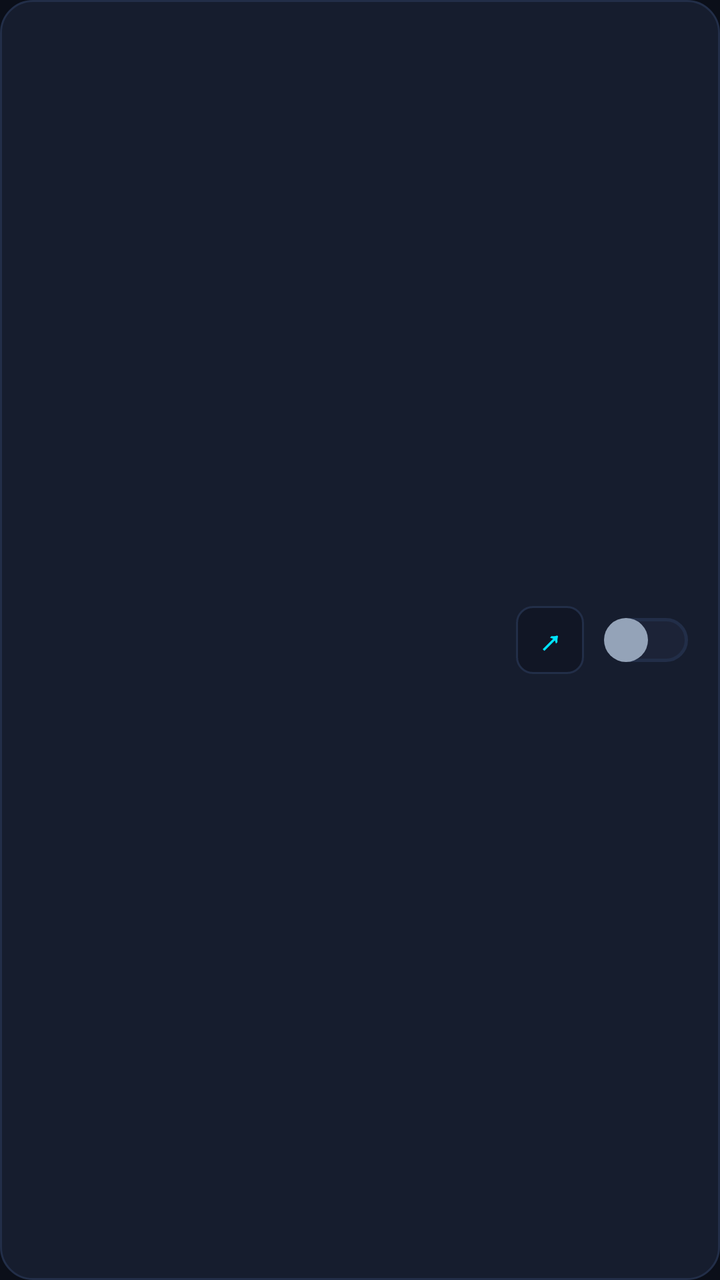
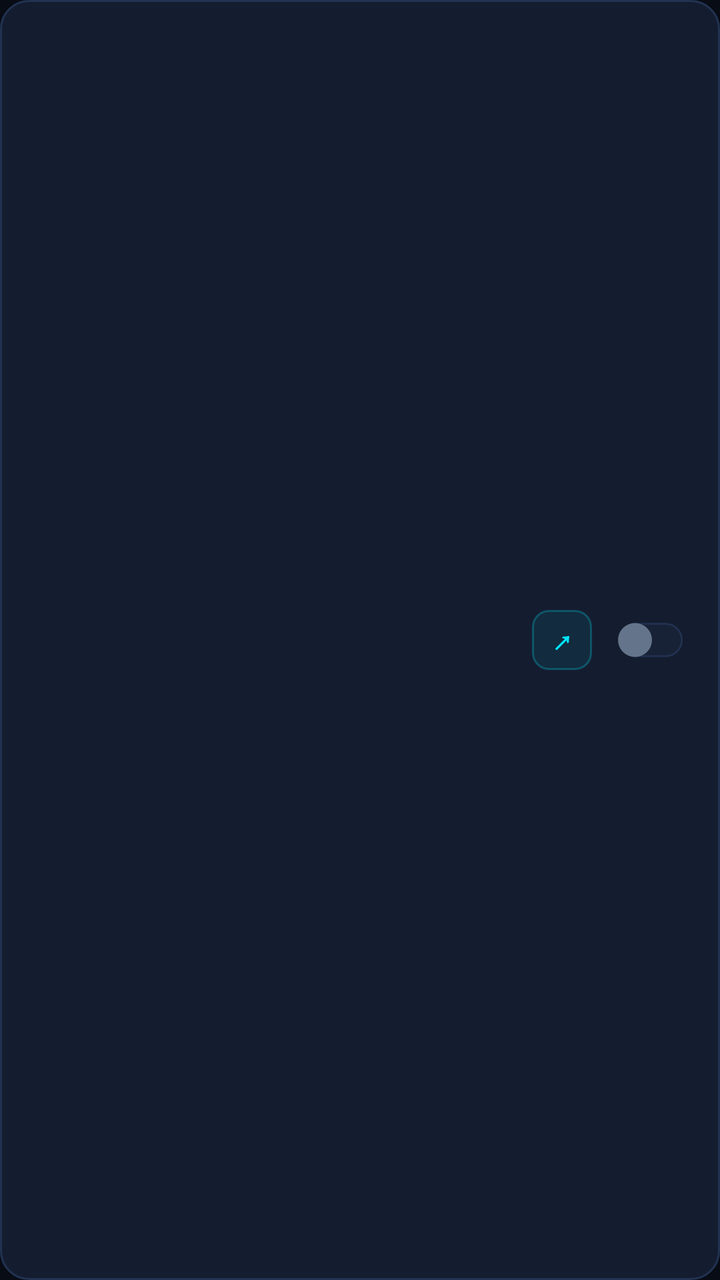

Compare the two renders of this Android layout. The source of the first and the diff that turns it into the second are given below.
<!-- AndroidManifest.xml: application theme Theme.PinMaster -->
<!-- res/layout/item_app.xml -->
<?xml version="1.0" encoding="utf-8"?>
<LinearLayout xmlns:android="http://schemas.android.com/apk/res/android"
    android:layout_width="match_parent"
    android:layout_height="wrap_content"
    android:orientation="horizontal"
    android:background="@drawable/card_bg"
    android:layout_marginBottom="10dp"
    android:padding="12dp"
    android:gravity="center_vertical">

    <ImageView
        android:id="@+id/app_icon"
        android:layout_width="48dp"
        android:layout_height="48dp"
        android:scaleType="fitCenter"
        android:layout_marginEnd="12dp" />

    <LinearLayout
        android:layout_width="0dp"
        android:layout_height="wrap_content"
        android:layout_weight="1"
        android:orientation="vertical"
        android:layout_marginEnd="10dp">

        <TextView
            android:id="@+id/app_name"
            android:layout_width="match_parent"
            android:layout_height="wrap_content"
            android:textColor="@color/text_primary"
            android:textSize="15sp"
            android:textStyle="bold"
            android:singleLine="true"
            android:maxLines="1"
            android:ellipsize="end" />

        <LinearLayout
            android:layout_width="match_parent"
            android:layout_height="wrap_content"
            android:orientation="horizontal"
            android:gravity="center_vertical"
            android:layout_marginTop="3dp">

            <TextView
                android:id="@+id/app_package"
                android:layout_width="0dp"
                android:layout_height="wrap_content"
                android:layout_weight="1"
                android:textColor="@color/text_muted"
                android:textSize="11sp"
                android:singleLine="true"
                android:maxLines="1"
                android:ellipsize="end" />

            <TextView
                android:id="@+id/tv_lock_mode"
                android:layout_width="wrap_content"
                android:layout_height="wrap_content"
                android:background="@drawable/badge_mode"
                android:textColor="@color/accent_cyan"
                android:textSize="10sp"
                android:text="Sabit Kilit"
                android:visibility="gone"
                android:layout_marginStart="6dp" />

        </LinearLayout>

    </LinearLayout>

    <LinearLayout
        android:layout_width="wrap_content"
        android:layout_height="wrap_content"
        android:orientation="horizontal"
        android:gravity="center_vertical">

        
        <Button
            android:id="@+id/btn_launch_app"
            android:layout_width="34dp"
            android:layout_height="34dp"
            android:background="@drawable/btn_launch"
            android:text="↗"
            android:textSize="16sp"
            android:textStyle="bold"
            android:textColor="@color/accent_cyan"
            android:gravity="center"
            android:includeFontPadding="false"
            android:padding="0dp"
            android:layout_marginEnd="8dp"
            android:stateListAnimator="@null" />

        
        <Switch
            android:id="@+id/app_switch"
            android:layout_width="wrap_content"
            android:layout_height="wrap_content"
            android:track="@drawable/switch_track"
            android:thumb="@drawable/switch_thumb"
            android:splitTrack="false"
            android:showText="false"
            android:focusable="false"
            android:clickable="true" />

    </LinearLayout>

</LinearLayout>
<!-- resources referenced by this layout -->
<resources>
  <color name="accent_cyan">#00E5FF</color>
  <color name="text_muted">#64748B</color>
  <color name="text_primary">#F8FAFC</color>
  <!-- drawable badge_mode (drawable) -->
  <?xml version="1.0" encoding="utf-8"?>
  <shape xmlns:android="http://schemas.android.com/apk/res/android"
      android:shape="rectangle">
      <solid android:color="#162035" />
      <stroke android:width="1dp" android:color="#223354" />
      <corners android:radius="6dp" />
      <padding
          android:left="8dp"
          android:right="8dp"
          android:top="3dp"
          android:bottom="3dp" />
  </shape>
  <!-- drawable btn_launch (drawable) -->
  <?xml version="1.0" encoding="utf-8"?>
  <selector xmlns:android="http://schemas.android.com/apk/res/android">
      <item android:state_pressed="true">
          <shape android:shape="rectangle">
              <solid android:color="#222E48" />
              <stroke android:width="1dp" android:color="@color/accent_cyan" />
              <corners android:radius="8dp" />
          </shape>
      </item>
      <item>
          <shape android:shape="rectangle">
              <solid android:color="@color/bg_surface" />
              <stroke android:width="1dp" android:color="@color/card_stroke" />
              <corners android:radius="8dp" />
          </shape>
      </item>
  </selector>
  <!-- drawable card_bg (drawable) -->
  <?xml version="1.0" encoding="utf-8"?>
  <shape xmlns:android="http://schemas.android.com/apk/res/android"
      android:shape="rectangle">
      <solid android:color="@color/bg_card" />
      <corners android:radius="16dp" />
      <stroke android:width="1dp" android:color="@color/card_stroke" />
  </shape>
  <!-- drawable switch_thumb (drawable) -->
  <?xml version="1.0" encoding="utf-8"?>
  <selector xmlns:android="http://schemas.android.com/apk/res/android">
      <item android:state_checked="true">
          <inset android:insetLeft="2dp" android:insetRight="2dp" android:insetTop="2dp" android:insetBottom="2dp">
              <shape android:shape="oval">
                  <size android:width="22dp" android:height="22dp" />
                  <solid android:color="@color/switch_thumb_on" />
              </shape>
          </inset>
      </item>
      <item>
          <inset android:insetLeft="2dp" android:insetRight="2dp" android:insetTop="2dp" android:insetBottom="2dp">
              <shape android:shape="oval">
                  <size android:width="22dp" android:height="22dp" />
                  <solid android:color="@color/switch_thumb_off" />
              </shape>
          </inset>
      </item>
  </selector>
  <!-- drawable switch_track (drawable) -->
  <?xml version="1.0" encoding="utf-8"?>
  <selector xmlns:android="http://schemas.android.com/apk/res/android">
      
      <item android:state_checked="true">
          <shape android:shape="rectangle">
              <size android:width="48dp" android:height="26dp" />
              <corners android:radius="13dp" />
              <solid android:color="@color/switch_track_on" />
          </shape>
      </item>
      
      <item>
          <shape android:shape="rectangle">
              <size android:width="48dp" android:height="26dp" />
              <corners android:radius="13dp" />
              <solid android:color="@color/switch_track_off" />
              <stroke android:width="1.5dp" android:color="@color/card_stroke" />
          </shape>
      </item>
  </selector>
  <color name="bg_surface">#111625</color>
  <color name="card_stroke">#222E48</color>
  <color name="bg_card">#161D2E</color>
  <color name="switch_thumb_on">#FFFFFF</color>
  <color name="switch_thumb_off">#94A3B8</color>
  <color name="switch_track_on">#00D2FF</color>
  <color name="switch_track_off">#1C2337</color>
  <color name="bg_dark">#0B0F19</color>
  <style name="ModernSwitch" parent="android:Widget.CompoundButton">
          <item name="android:track">@drawable/switch_track</item>
          <item name="android:thumb">@drawable/switch_thumb</item>
          <item name="android:splitTrack">false</item>
          <item name="android:showText">false</item>
      </style>
  <!-- unchanged entries left out for length: 1 -->
</resources>

<!-- the commit's change to res/layout/item_app.xml (unified diff, before → after) -->
@@ -1,17 +1,17 @@
 <?xml version="1.0" encoding="utf-8"?>
 <LinearLayout xmlns:android="http://schemas.android.com/apk/res/android"
+    android:id="@+id/item_card_container"
     android:layout_width="match_parent"
     android:layout_height="wrap_content"
     android:orientation="horizontal"
     android:background="@drawable/card_bg"
-    android:layout_marginBottom="10dp"
     android:padding="12dp"
     android:gravity="center_vertical">
 
     <ImageView
         android:id="@+id/app_icon"
-        android:layout_width="48dp"
-        android:layout_height="48dp"
+        android:layout_width="40dp"
+        android:layout_height="40dp"
         android:scaleType="fitCenter"
         android:layout_marginEnd="12dp" />
 
@@ -20,14 +20,14 @@
         android:layout_height="wrap_content"
         android:layout_weight="1"
         android:orientation="vertical"
-        android:layout_marginEnd="10dp">
+        android:layout_marginEnd="8dp">
 
         <TextView
             android:id="@+id/app_name"
             android:layout_width="match_parent"
             android:layout_height="wrap_content"
             android:textColor="@color/text_primary"
-            android:textSize="15sp"
+            android:textSize="14.5sp"
             android:textStyle="bold"
             android:singleLine="true"
             android:maxLines="1"
@@ -41,6 +41,18 @@
             android:layout_marginTop="3dp">
 
             <TextView
+                android:id="@+id/tv_lock_mode"
+                android:layout_width="wrap_content"
+                android:layout_height="wrap_content"
+                android:background="@drawable/badge_mode"
+                android:textColor="@color/accent_cyan"
+                android:textSize="10.5sp"
+                android:textStyle="bold"
+                android:text="Kilitli"
+                android:visibility="gone"
+                android:layout_marginEnd="6dp" />
+
+            <TextView
                 android:id="@+id/app_package"
                 android:layout_width="0dp"
                 android:layout_height="wrap_content"
@@ -50,17 +62,6 @@
                 android:singleLine="true"
                 android:maxLines="1"
                 android:ellipsize="end" />
-
-            <TextView
-                android:id="@+id/tv_lock_mode"
-                android:layout_width="wrap_content"
-                android:layout_height="wrap_content"
-                android:background="@drawable/badge_mode"
-                android:textColor="@color/accent_cyan"
-                android:textSize="10sp"
-                android:text="Sabit Kilit"
-                android:visibility="gone"
-                android:layout_marginStart="6dp" />
 
         </LinearLayout>
 
@@ -75,11 +76,11 @@
         
         <Button
             android:id="@+id/btn_launch_app"
-            android:layout_width="34dp"
-            android:layout_height="34dp"
+            android:layout_width="30dp"
+            android:layout_height="30dp"
             android:background="@drawable/btn_launch"
             android:text="↗"
-            android:textSize="16sp"
+            android:textSize="15sp"
             android:textStyle="bold"
             android:textColor="@color/accent_cyan"
             android:gravity="center"
@@ -97,6 +98,8 @@
             android:thumb="@drawable/switch_thumb"
             android:splitTrack="false"
             android:showText="false"
+            android:scaleX="0.85"
+            android:scaleY="0.85"
             android:focusable="false"
             android:clickable="true" />
 
<!-- resource entries referenced after the edit -->
@@ -2,34 +2,34 @@
 <resources>
   <color name="accent_cyan">#00E5FF</color>
   <color name="text_muted">#64748B</color>
-  <color name="text_primary">#F8FAFC</color>
+  <color name="text_primary">#FFFFFF</color>
   <!-- drawable badge_mode (drawable) -->
   <?xml version="1.0" encoding="utf-8"?>
   <shape xmlns:android="http://schemas.android.com/apk/res/android"
       android:shape="rectangle">
-      <solid android:color="#162035" />
-      <stroke android:width="1dp" android:color="#223354" />
+      <solid android:color="#0F243E" />
+      <stroke android:width="1dp" android:color="#284872" />
       <corners android:radius="6dp" />
       <padding
-          android:left="8dp"
-          android:right="8dp"
-          android:top="3dp"
-          android:bottom="3dp" />
+          android:left="7dp"
+          android:right="7dp"
+          android:top="2dp"
+          android:bottom="2dp" />
   </shape>
   <!-- drawable btn_launch (drawable) -->
   <?xml version="1.0" encoding="utf-8"?>
   <selector xmlns:android="http://schemas.android.com/apk/res/android">
       <item android:state_pressed="true">
           <shape android:shape="rectangle">
-              <solid android:color="#222E48" />
+              <solid android:color="#3300E5FF" />
               <stroke android:width="1dp" android:color="@color/accent_cyan" />
               <corners android:radius="8dp" />
           </shape>
       </item>
       <item>
           <shape android:shape="rectangle">
-              <solid android:color="@color/bg_surface" />
-              <stroke android:width="1dp" android:color="@color/card_stroke" />
+              <solid android:color="#1200E5FF" />
+              <stroke android:width="1dp" android:color="#4000E5FF" />
               <corners android:radius="8dp" />
           </shape>
       </item>
@@ -39,7 +39,7 @@
   <shape xmlns:android="http://schemas.android.com/apk/res/android"
       android:shape="rectangle">
       <solid android:color="@color/bg_card" />
-      <corners android:radius="16dp" />
+      <corners android:radius="14dp" />
       <stroke android:width="1dp" android:color="@color/card_stroke" />
   </shape>
   <!-- drawable switch_thumb (drawable) -->
@@ -48,7 +48,7 @@
       <item android:state_checked="true">
           <inset android:insetLeft="2dp" android:insetRight="2dp" android:insetTop="2dp" android:insetBottom="2dp">
               <shape android:shape="oval">
-                  <size android:width="22dp" android:height="22dp" />
+                  <size android:width="20dp" android:height="20dp" />
                   <solid android:color="@color/switch_thumb_on" />
               </shape>
           </inset>
@@ -56,7 +56,7 @@
       <item>
           <inset android:insetLeft="2dp" android:insetRight="2dp" android:insetTop="2dp" android:insetBottom="2dp">
               <shape android:shape="oval">
-                  <size android:width="22dp" android:height="22dp" />
+                  <size android:width="20dp" android:height="20dp" />
                   <solid android:color="@color/switch_thumb_off" />
               </shape>
           </inset>
@@ -68,29 +68,28 @@
       
       <item android:state_checked="true">
           <shape android:shape="rectangle">
-              <size android:width="48dp" android:height="26dp" />
-              <corners android:radius="13dp" />
+              <size android:width="42dp" android:height="24dp" />
+              <corners android:radius="12dp" />
               <solid android:color="@color/switch_track_on" />
           </shape>
       </item>
       
       <item>
           <shape android:shape="rectangle">
-              <size android:width="48dp" android:height="26dp" />
-              <corners android:radius="13dp" />
+              <size android:width="42dp" android:height="24dp" />
+              <corners android:radius="12dp" />
               <solid android:color="@color/switch_track_off" />
-              <stroke android:width="1.5dp" android:color="@color/card_stroke" />
+              <stroke android:width="1dp" android:color="@color/card_stroke" />
           </shape>
       </item>
   </selector>
-  <color name="bg_surface">#111625</color>
-  <color name="card_stroke">#222E48</color>
-  <color name="bg_card">#161D2E</color>
+  <color name="card_stroke">#223252</color>
+  <color name="bg_card">#141D2F</color>
   <color name="switch_thumb_on">#FFFFFF</color>
-  <color name="switch_thumb_off">#94A3B8</color>
-  <color name="switch_track_on">#00D2FF</color>
-  <color name="switch_track_off">#1C2337</color>
-  <color name="bg_dark">#0B0F19</color>
+  <color name="switch_thumb_off">#64748B</color>
+  <color name="switch_track_on">#00E5FF</color>
+  <color name="switch_track_off">#182236</color>
+  <color name="bg_dark">#080C14</color>
   <style name="ModernSwitch" parent="android:Widget.CompoundButton">
           <item name="android:track">@drawable/switch_track</item>
           <item name="android:thumb">@drawable/switch_thumb</item>
